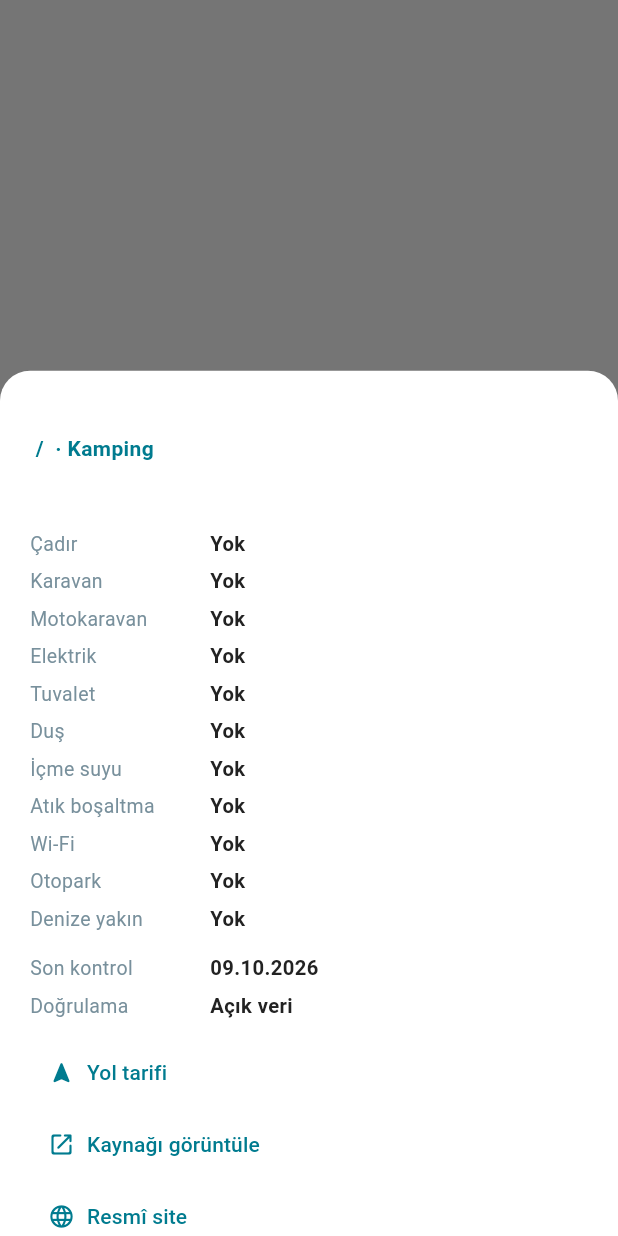
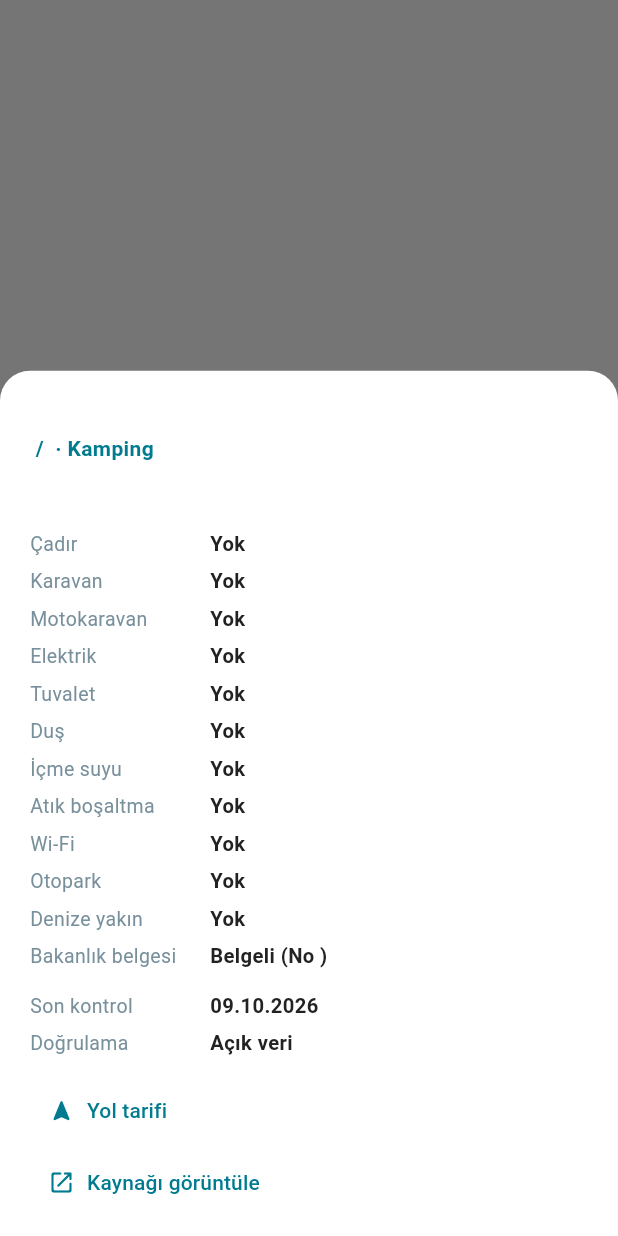
Before and after one commit to Serdarza/rotalink_flutter, a Flutter app: what showKampDetay() shows on an empty page, opened directly with empty values, on a phone screen of 412 x 824 dp. Run offline on Flutter 3.47's test engine with Material 3 defaults, Android fonts, the phone set to English and light mode, and no system bars; our stand-ins replace app_links, cloud_firestore, connectivity_plus, firebase_analytics, firebase_core, firebase_messaging and 15 more; missing offline and left inert: flutter_map_marker_popup, in_app_purchase_android, play_install_referrer, workmanager; accounts and stored records are empty; network calls fail; statements that could not run were skipped.

Commit message:
Kamp: Orman parkı türü ve Bakanlık belgesi satırı
Co-authored-by: Cursor <cursoragent@cursor.com>

```diff
--- a/lib/data/kamp_repository.dart
+++ b/lib/data/kamp_repository.dart
@@ -41,6 +41,7 @@ class KampAlani {
     this.fiyat,
     this.fiyatBirim,
     this.rezervasyon,
+    this.bakanlikBelgeNo,
   });
 
   final String id;
@@ -72,6 +73,7 @@ class KampAlani {
   final String? rezervasyon;
   final DateTime? sonKontrol;
   final String dogrulama;
+  final String? bakanlikBelgeNo;
 
   bool get resmiFiyat => fiyat != null && dogrulama == 'resmi';
 }
@@ -235,6 +237,7 @@ class KampRepository {
       rezervasyon: opt('rezervasyon'),
       sonKontrol: DateTime.tryParse((raw['son_kontrol'] ?? '').toString()),
       dogrulama: (raw['dogrulama'] ?? '').toString(),
+      bakanlikBelgeNo: opt('bakanlik_belge_no'),
     );
   }
 }
@@ -284,6 +287,8 @@ String kampTuruEtiket(String tur) {
       return 'Belediye';
     case 'milli_park':
       return 'Millî park';
+    case 'orman_parki':
+      return 'Orman parkı';
     case 'ozel':
       return 'Özel işletme';
     default:
--- a/lib/widgets/kamp_rotalari_view.dart
+++ b/lib/widgets/kamp_rotalari_view.dart
@@ -281,6 +281,7 @@ Future<void> showKampDetay(BuildContext context, KampAlani k) {
             ('Denize yakın', _evet(k.denizeYakin)),
             ('Telefon', k.telefon),
             ('Rezervasyon', k.rezervasyon),
+            ('Bakanlık belgesi', k.bakanlikBelgeNo == null ? null : 'Belgeli (No ${k.bakanlikBelgeNo})'),
           ]),
           const SizedBox(height: 8),
           ..._satirlar([('Son kontrol', _tarih(k.sonKontrol))]),
```
